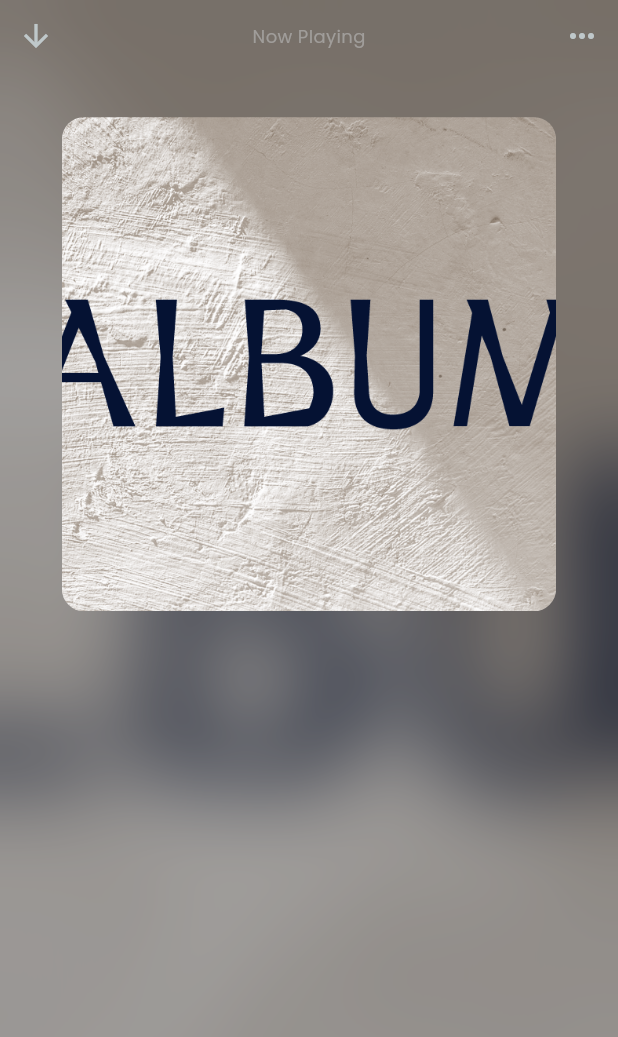
After one commit to janWICKEDpro/muzik_player, a Flutter app: the PlaySongScreen screen opened by its route, after a tap on the "arrow downward" icon, on a phone screen of 412 x 824 dp. The commit adds this screen. Shown: the top 1037 px of the screen. Run offline on Flutter 3.47's test engine with Material 3 defaults, Android fonts, the phone set to English and light mode, and no system bars; our stand-ins replace gap, go_router.

Commit message:
playing song screen

```diff
--- a/lib/routes/routes.dart
+++ b/lib/routes/routes.dart
@@ -3,46 +3,68 @@ import 'package:go_router/go_router.dart';
 import 'package:muzik_player/screens/albums/albums.dart';
 import 'package:muzik_player/screens/artists/artists.dart';
 import 'package:muzik_player/screens/main_screen/main_screen.dart';
+import 'package:muzik_player/screens/play_song_screen/play_song_screen.dart';
 import 'package:muzik_player/screens/playlists/playlists.dart';
 import 'package:muzik_player/widgets/appbar.dart';
 
 class AppRouter {
-  // final _rootNavigatorKey = GlobalKey<NavigatorState>();
+  final _rootNavigatorKey = GlobalKey<NavigatorState>();
 
-  // final _shellNavigatorKey = GlobalKey<NavigatorState>();
-  GoRouter get router => GoRouter(
-          //  navigatorKey: _rootNavigatorKey,
-          routes: [
+  final _shellNavigatorKey = GlobalKey<NavigatorState>();
+  GoRouter get router => GoRouter(navigatorKey: _rootNavigatorKey, routes: [
         ShellRoute(
-                //  navigatorKey: _shellNavigatorKey,
+            navigatorKey: _shellNavigatorKey,
             builder: (context, state, child) {
               return AppTabBar(child: child);
             },
             routes: [
               GoRoute(
                   path: '/',
-                      // parentNavigatorKey: _shellNavigatorKey,
+                  parentNavigatorKey: _shellNavigatorKey,
                   builder: (context, state) {
                     return const MainScreen();
+                  },
+                  routes: [
+                    GoRoute(
+                        path: 'playing',
+                        parentNavigatorKey: _rootNavigatorKey,
+                        pageBuilder: (context, state) {
+                          return CustomTransitionPage(
+                              transitionsBuilder: (context, animation,
+                                  secondaryAnimation, child) {
+                                const begin = Offset(0.0, 1.0);
+                                const end = Offset.zero;
+                                const curve = Curves.ease;
+
+                                var tween = Tween(begin: begin, end: end)
+                                    .chain(CurveTween(curve: curve));
+
+                                return SlideTransition(
+                                  position: animation.drive(tween),
+                                  child: child,
+                                );
+                              },
+                              child: const PlaySongScreen());
                         }),
+                  ]),
               GoRoute(
                   path: '/artists',
-                      //   parentNavigatorKey: _shellNavigatorKey,
+                  parentNavigatorKey: _shellNavigatorKey,
                   builder: (context, state) {
                     return const Artists();
                   }),
               GoRoute(
                   path: '/albums',
-                      //  parentNavigatorKey: _shellNavigatorKey,
+                  parentNavigatorKey: _shellNavigatorKey,
                   builder: (context, state) {
                     return const Albums();
                   }),
               GoRoute(
                   path: '/playlists',
-                      //  parentNavigatorKey: _shellNavigatorKey,
+                  parentNavigatorKey: _shellNavigatorKey,
                   builder: (context, state) {
                     return const PlayLists();
                   }),
-                ])
+            ]),
       ]);
 }
--- /dev/null
+++ b/lib/screens/play_song_screen/play_song_screen.dart
@@ -0,0 +1,68 @@
+import 'dart:ui';
+
+import 'package:flutter/material.dart';
+import 'package:gap/gap.dart';
+import 'package:muzik_player/themes/text_theme.dart';
+
+class PlaySongScreen extends StatefulWidget {
+  const PlaySongScreen({super.key});
+
+  @override
+  State<PlaySongScreen> createState() => _PlaySongScreenState();
+}
+
+class _PlaySongScreenState extends State<PlaySongScreen> {
+  @override
+  Widget build(BuildContext context) {
+    return Scaffold(
+      body: Container(
+        child: Stack(
+          alignment: Alignment.center,
+          children: [
+            Image.asset(
+              'assets/images/album.png',
+              fit: BoxFit.cover,
+              width: double.infinity,
+              height: double.infinity,
+            ),
+            BackdropFilter(
+              filter: ImageFilter.blur(sigmaX: 30, sigmaY: 30),
+              child: Container(
+                color: Colors.black.withOpacity(0.3),
+                width: double.infinity,
+                height: double.infinity,
+              ),
+            ),
+            Column(
+              mainAxisAlignment: MainAxisAlignment.start,
+              children: [
+                Row(
+                  mainAxisAlignment: MainAxisAlignment.spaceBetween,
+                  children: [
+                    IconButton(
+                        onPressed: () {}, icon: Icon(Icons.arrow_downward)),
+                    Text(
+                      'Now Playing',
+                      style: MuzikPlayerTextTheme.authorNameStyle,
+                    ),
+                    IconButton(onPressed: () {}, icon: Icon(Icons.more_horiz)),
+                  ],
+                ),
+                Gap(30),
+                Container(
+                  height: MediaQuery.of(context).size.height * 0.4,
+                  width: MediaQuery.of(context).size.width * 0.8,
+                  decoration: BoxDecoration(
+                      borderRadius: BorderRadius.circular(15),
+                      image: DecorationImage(
+                          fit: BoxFit.cover,
+                          image: AssetImage('assets/images/album.png'))),
+                )
+              ],
+            )
+          ],
+        ),
+      ),
+    );
+  }
+}
--- a/lib/widgets/appbar.dart
+++ b/lib/widgets/appbar.dart
@@ -33,7 +33,11 @@ class _AppTabBarState extends State<AppTabBar> with TickerProviderStateMixin {
           ),
           floatingActionButtonLocation:
               FloatingActionButtonLocation.centerDocked,
-          floatingActionButton: Container(
+          floatingActionButton: InkWell(
+            onTap: () {
+              context.go('/playing');
+            },
+            child: Container(
               height: 100,
               padding: const EdgeInsets.symmetric(horizontal: 10),
               decoration: const BoxDecoration(
@@ -67,9 +71,11 @@ class _AppTabBarState extends State<AppTabBar> with TickerProviderStateMixin {
                             IconButton(
                                 onPressed: () {},
                                 icon: Icon(Icons.fast_rewind_sharp)),
-                          IconButton(onPressed: () {}, icon: Icon(Icons.pause)),
                             IconButton(
-                              onPressed: () {}, icon: Icon(Icons.fast_forward))
+                                onPressed: () {}, icon: Icon(Icons.pause)),
+                            IconButton(
+                                onPressed: () {},
+                                icon: Icon(Icons.fast_forward))
                           ],
                         ),
                         SizedBox(
@@ -85,6 +91,7 @@ class _AppTabBarState extends State<AppTabBar> with TickerProviderStateMixin {
                       ],
                     )
                   ],
+                ),
               ),
             ),
           ),
```
Lines whose indentation alone changed are shown as unchanged.
